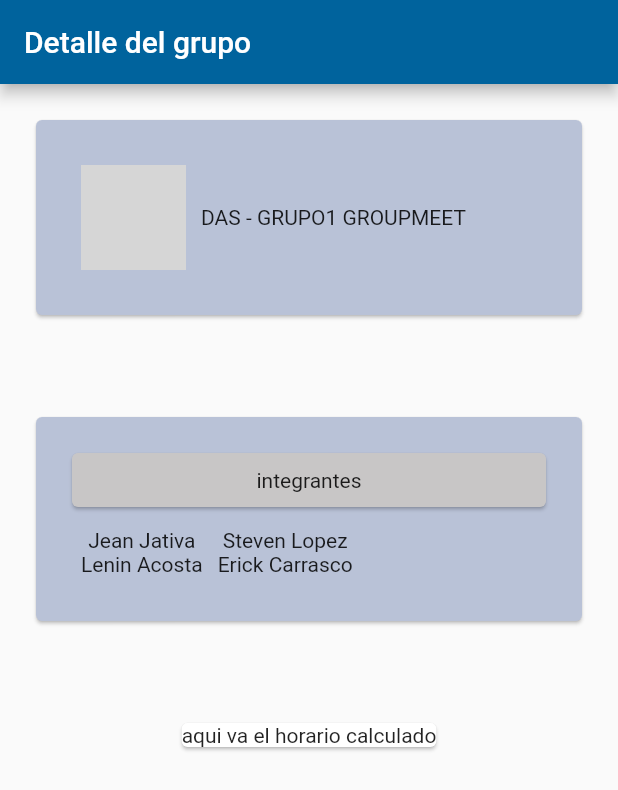
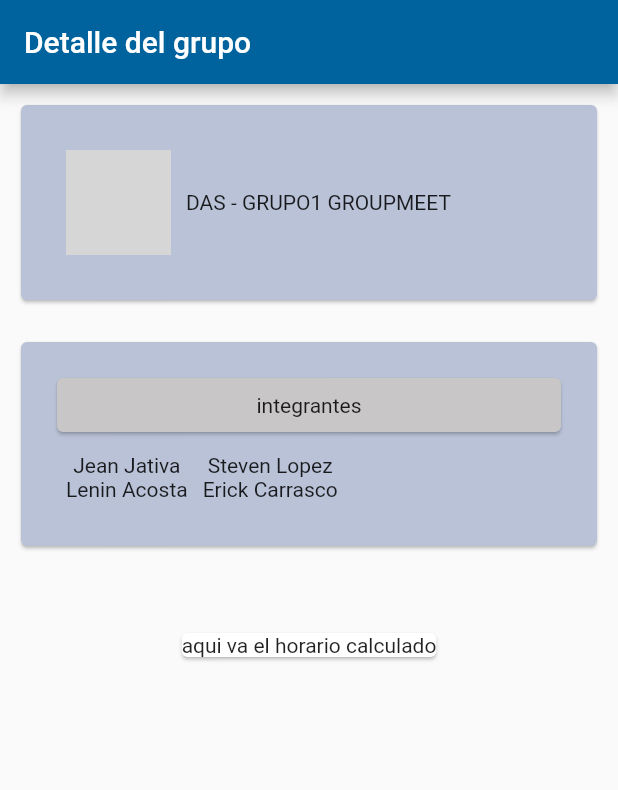
Before and after one commit to OppositeDragon/programador_reuniones_flutter, a Flutter app: the GroupDetail screen opened by its route, on a phone screen of 412 x 824 dp. Shown: the top 790 px of the screen. Run offline on Flutter 3.47's test engine with Material 2 defaults, Android fonts, the phone set to English and light mode, and no system bars; our stand-ins replace firebase_core, flutter_riverpod, go_router; accounts and stored records are empty; network calls fail; grey boxes are pictures that could not be loaded.

Commit message:
Update group_detail.dart

```diff
--- a/lib/views/group_detail.dart
+++ b/lib/views/group_detail.dart
@@ -16,7 +16,7 @@ class _GroupDetailState extends State<GroupDetail> {
         ),
         body: Column(children: <Widget>[
           Padding(
-            padding: const EdgeInsets.all(20.0),
+            padding: const EdgeInsets.all(10.0),
             child: Card(
               color: const Color.fromARGB(255, 185, 194, 215),
               child: InkWell(
@@ -52,11 +52,8 @@ class _GroupDetailState extends State<GroupDetail> {
               ),
             ),
           ),
-          const SizedBox(
-            height: 20,
-          ),
           Padding(
-            padding: const EdgeInsets.all(20.0),
+            padding: const EdgeInsets.all(10.0),
             child: Card(
               color: const Color.fromARGB(255, 185, 194, 215),
               child: Padding(
@@ -75,7 +72,7 @@ class _GroupDetailState extends State<GroupDetail> {
                     Row(
                       children: <Widget>[
                         Padding(
-                          padding: EdgeInsets.all(10.0),
+                          padding: const EdgeInsets.all(10.0),
                           child: Column(
                             children: const <Widget>[
                               Text("Jean Jativa"),
```
